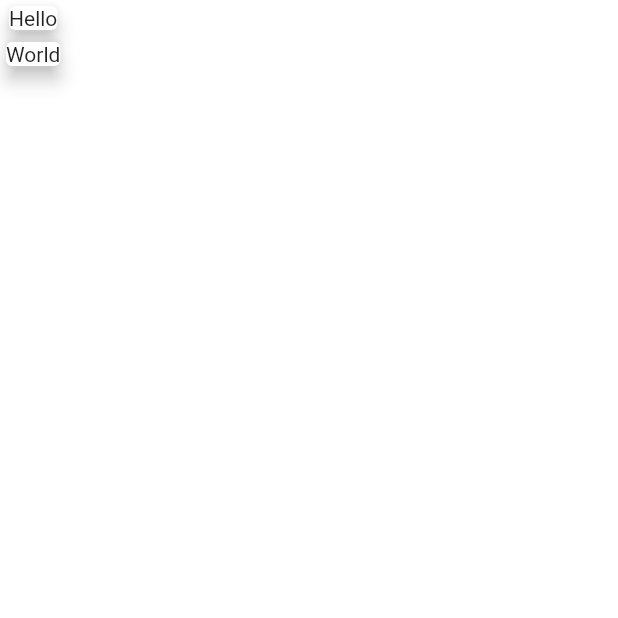
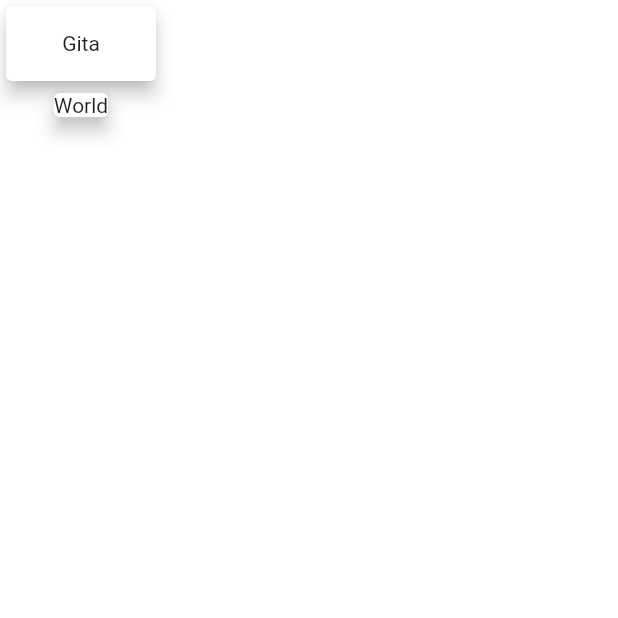
Before and after one commit to thetechgirlgita/Expense_Tracker, a Flutter app: the screen it shows after launch, on a phone screen of 412 x 824 dp, the top half of it. Run offline on Flutter 3.47's test engine with Material 2 defaults, Android fonts, the phone set to English and light mode, and no system bars.

Commit message:
Container

```diff
--- a/lib/main.dart
+++ b/lib/main.dart
@@ -30,10 +30,18 @@ class _InitialScreenState extends State<InitialScreen> {
     return Scaffold(
 
       body: Column(
-        children:  const <Widget> [
-           Card(
-             elevation: 5,
-            child:  Text("Hello"),
+        children:   <Widget> [
+          Card(
+            elevation: 5,
+           child:  Container(
+             height: 50,
+             width: 100,
+             child: Align(
+               alignment: Alignment.center,
+               child:  Text("Gita"),
+             )
+
+           )
           ),
           Card(
             child: Text("World"),
```
